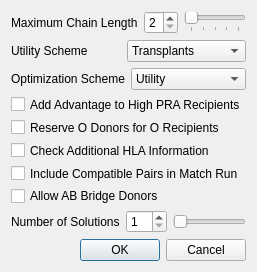
This is KPD GUI/SimParamDialog.ui in mathieubray/KPDGUI as Qt 5 draws it before an edit. The edited form follows.
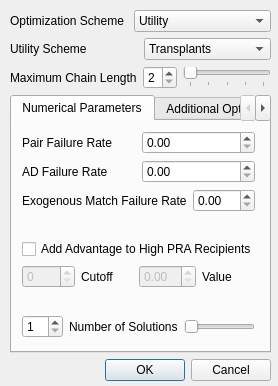
This is the edited form.

```diff
--- a/KPD GUI/SimParamDialog.ui
+++ b/KPD GUI/SimParamDialog.ui
@@ -6,110 +6,35 @@
    <rect>
     <x>0</x>
     <y>0</y>
-    <width>257</width>
-    <height>272</height>
+    <width>278</width>
+    <height>386</height>
    </rect>
   </property>
   <property name="minimumSize">
    <size>
-    <width>257</width>
-    <height>272</height>
+    <width>0</width>
+    <height>0</height>
    </size>
   </property>
   <property name="maximumSize">
    <size>
-    <width>257</width>
-    <height>272</height>
+    <width>10000000</width>
+    <height>10000000</height>
    </size>
   </property>
   <property name="windowTitle">
    <string>Set Parameters</string>
   </property>
-  <layout class="QVBoxLayout" name="verticalLayout">
-   <item>
-    <layout class="QHBoxLayout" name="horizontalLayout">
-     <item>
-      <widget class="QLabel" name="chainLengthLabel">
-       <property name="text">
-        <string>Maximum Chain Length</string>
-       </property>
-       <property name="buddy">
-        <cstring>chainLengthSpinBox</cstring>
-       </property>
-      </widget>
-     </item>
-     <item>
-      <widget class="QSpinBox" name="chainLengthSpinBox">
-       <property name="minimum">
-        <number>2</number>
-       </property>
-       <property name="maximum">
-        <number>6</number>
-       </property>
-      </widget>
-     </item>
-     <item>
-      <widget class="QSlider" name="chainLengthSlider">
-       <property name="minimum">
-        <number>2</number>
-       </property>
-       <property name="maximum">
-        <number>6</number>
-       </property>
-       <property name="pageStep">
-        <number>2</number>
-       </property>
-       <property name="orientation">
-        <enum>Qt::Horizontal</enum>
-       </property>
-       <property name="tickPosition">
-        <enum>QSlider::TicksBelow</enum>
-       </property>
-       <property name="tickInterval">
-        <number>1</number>
-       </property>
-      </widget>
-     </item>
-    </layout>
-   </item>
-   <item>
-    <layout class="QHBoxLayout" name="horizontalLayout_2">
-     <item>
-      <widget class="QLabel" name="utilLabel">
-       <property name="text">
-        <string>Utility Scheme</string>
-       </property>
-       <property name="buddy">
-        <cstring>utilComboBox</cstring>
-       </property>
-      </widget>
-     </item>
-     <item>
-      <widget class="QComboBox" name="utilComboBox">
-       <item>
-        <property name="text">
-         <string>Transplants</string>
-        </property>
-       </item>
-       <item>
-        <property name="text">
-         <string>5 Year Survival</string>
-        </property>
-       </item>
-       <item>
-        <property name="text">
-         <string>10 Year Survival</string>
-        </property>
-       </item>
-       <item>
-        <property name="text">
-         <string>Score</string>
-        </property>
-       </item>
-      </widget>
-     </item>
-    </layout>
-   </item>
+  <widget class="QWidget" name="layoutWidget">
+   <property name="geometry">
+    <rect>
+     <x>10</x>
+     <y>10</y>
+     <width>261</width>
+     <height>371</height>
+    </rect>
+   </property>
+   <layout class="QVBoxLayout" name="verticalLayout_3">
    <item>
     <layout class="QHBoxLayout" name="horizontalLayout_3">
      <item>
@@ -149,7 +74,202 @@
     </layout>
    </item>
    <item>
-    <layout class="QVBoxLayout" name="advVerticalLayout">
+     <layout class="QHBoxLayout" name="horizontalLayout_2">
+      <item>
+       <widget class="QLabel" name="utilLabel">
+        <property name="text">
+         <string>Utility Scheme</string>
+        </property>
+        <property name="buddy">
+         <cstring>utilComboBox</cstring>
+        </property>
+       </widget>
+      </item>
+      <item>
+       <widget class="QComboBox" name="utilComboBox">
+        <item>
+         <property name="text">
+          <string>Transplants</string>
+         </property>
+        </item>
+        <item>
+         <property name="text">
+          <string>5 Year Survival</string>
+         </property>
+        </item>
+        <item>
+         <property name="text">
+          <string>10 Year Survival</string>
+         </property>
+        </item>
+        <item>
+         <property name="text">
+          <string>Score</string>
+         </property>
+        </item>
+       </widget>
+      </item>
+     </layout>
+    </item>
+    <item>
+     <layout class="QHBoxLayout" name="horizontalLayout">
+      <item>
+       <widget class="QLabel" name="chainLengthLabel">
+        <property name="text">
+         <string>Maximum Chain Length</string>
+        </property>
+        <property name="buddy">
+         <cstring>chainLengthSpinBox</cstring>
+        </property>
+       </widget>
+      </item>
+      <item>
+       <widget class="QSpinBox" name="chainLengthSpinBox">
+        <property name="minimum">
+         <number>2</number>
+        </property>
+        <property name="maximum">
+         <number>6</number>
+        </property>
+       </widget>
+      </item>
+      <item>
+       <widget class="QSlider" name="chainLengthSlider">
+        <property name="minimum">
+         <number>2</number>
+        </property>
+        <property name="maximum">
+         <number>6</number>
+        </property>
+        <property name="pageStep">
+         <number>2</number>
+        </property>
+        <property name="orientation">
+         <enum>Qt::Horizontal</enum>
+        </property>
+        <property name="tickPosition">
+         <enum>QSlider::TicksBelow</enum>
+        </property>
+        <property name="tickInterval">
+         <number>1</number>
+        </property>
+       </widget>
+      </item>
+     </layout>
+    </item>
+    <item>
+     <widget class="QTabWidget" name="tabWidget">
+      <property name="currentIndex">
+       <number>0</number>
+      </property>
+      <widget class="QWidget" name="tab">
+       <attribute name="title">
+        <string>Numerical Parameters</string>
+       </attribute>
+       <widget class="QWidget" name="layoutWidget">
+        <property name="geometry">
+         <rect>
+          <x>10</x>
+          <y>10</y>
+          <width>233</width>
+          <height>207</height>
+         </rect>
+        </property>
+        <layout class="QVBoxLayout" name="verticalLayout_2">
+         <item>
+          <layout class="QHBoxLayout" name="horizontalLayout_6">
+           <item>
+            <widget class="QLabel" name="pairFailureRateLabel">
+             <property name="text">
+              <string>Pair Failure Rate</string>
+             </property>
+             <property name="buddy">
+              <cstring>chainLengthSpinBox</cstring>
+             </property>
+            </widget>
+           </item>
+           <item>
+            <widget class="QDoubleSpinBox" name="pairFailureRateSpinBox">
+             <property name="decimals">
+              <number>2</number>
+             </property>
+             <property name="maximum">
+              <double>1.000000000000000</double>
+             </property>
+             <property name="singleStep">
+              <double>0.100000000000000</double>
+             </property>
+            </widget>
+           </item>
+          </layout>
+         </item>
+         <item>
+          <layout class="QHBoxLayout" name="horizontalLayout_8">
+           <item>
+            <widget class="QLabel" name="adFailureRateLabel">
+             <property name="text">
+              <string>AD Failure Rate</string>
+             </property>
+             <property name="buddy">
+              <cstring>chainLengthSpinBox</cstring>
+             </property>
+            </widget>
+           </item>
+           <item>
+            <widget class="QDoubleSpinBox" name="adFailureRateSpinBox">
+             <property name="decimals">
+              <number>2</number>
+             </property>
+             <property name="maximum">
+              <double>1.000000000000000</double>
+             </property>
+             <property name="singleStep">
+              <double>0.100000000000000</double>
+             </property>
+            </widget>
+           </item>
+          </layout>
+         </item>
+         <item>
+          <layout class="QHBoxLayout" name="horizontalLayout_9">
+           <item>
+            <widget class="QLabel" name="exogenousFailureRateLabel">
+             <property name="text">
+              <string>Exogenous Match Failure Rate</string>
+             </property>
+             <property name="buddy">
+              <cstring>chainLengthSpinBox</cstring>
+             </property>
+            </widget>
+           </item>
+           <item>
+            <widget class="QDoubleSpinBox" name="exogenousFailureRateSpinBox">
+             <property name="decimals">
+              <number>2</number>
+             </property>
+             <property name="maximum">
+              <double>1.000000000000000</double>
+             </property>
+             <property name="singleStep">
+              <double>0.100000000000000</double>
+             </property>
+            </widget>
+           </item>
+          </layout>
+         </item>
+         <item>
+          <spacer name="verticalSpacer">
+           <property name="orientation">
+            <enum>Qt::Vertical</enum>
+           </property>
+           <property name="sizeHint" stdset="0">
+            <size>
+             <width>18</width>
+             <height>18</height>
+            </size>
+           </property>
+          </spacer>
+         </item>
      <item>
       <widget class="QCheckBox" name="praBox">
        <property name="text">
@@ -158,6 +278,153 @@
       </widget>
      </item>
      <item>
+          <layout class="QHBoxLayout" name="horizontalLayout_10">
+           <item>
+            <widget class="QSpinBox" name="praCutoffSpinBox">
+             <property name="enabled">
+              <bool>false</bool>
+             </property>
+             <property name="maximum">
+              <number>100</number>
+             </property>
+             <property name="singleStep">
+              <number>10</number>
+             </property>
+            </widget>
+           </item>
+           <item>
+            <widget class="QLabel" name="praCutoffLabel">
+             <property name="text">
+              <string>Cutoff</string>
+             </property>
+            </widget>
+           </item>
+           <item>
+            <widget class="QDoubleSpinBox" name="praAdvantageSpinBox">
+             <property name="enabled">
+              <bool>false</bool>
+             </property>
+             <property name="maximum">
+              <double>10.000000000000000</double>
+             </property>
+            </widget>
+           </item>
+           <item>
+            <widget class="QLabel" name="praAdvantageLabel">
+             <property name="text">
+              <string>Value</string>
+             </property>
+            </widget>
+           </item>
+          </layout>
+         </item>
+         <item>
+          <spacer name="verticalSpacer_2">
+           <property name="orientation">
+            <enum>Qt::Vertical</enum>
+           </property>
+           <property name="sizeHint" stdset="0">
+            <size>
+             <width>18</width>
+             <height>18</height>
+            </size>
+           </property>
+          </spacer>
+         </item>
+         <item>
+          <layout class="QHBoxLayout" name="horizontalLayout_5">
+           <item>
+            <widget class="QSpinBox" name="solutionsSpinBox">
+             <property name="minimum">
+              <number>1</number>
+             </property>
+             <property name="maximum">
+              <number>25</number>
+             </property>
+             <property name="value">
+              <number>1</number>
+             </property>
+            </widget>
+           </item>
+           <item>
+            <widget class="QLabel" name="solutionsLabel">
+             <property name="text">
+              <string>Number of Solutions</string>
+             </property>
+             <property name="buddy">
+              <cstring>solutionsSpinBox</cstring>
+             </property>
+            </widget>
+           </item>
+           <item>
+            <widget class="QSlider" name="solutionsSlider">
+             <property name="minimum">
+              <number>1</number>
+             </property>
+             <property name="maximum">
+              <number>25</number>
+             </property>
+             <property name="pageStep">
+              <number>2</number>
+             </property>
+             <property name="value">
+              <number>1</number>
+             </property>
+             <property name="orientation">
+              <enum>Qt::Horizontal</enum>
+             </property>
+            </widget>
+           </item>
+          </layout>
+         </item>
+        </layout>
+       </widget>
+      </widget>
+      <widget class="QWidget" name="tab_2">
+       <attribute name="title">
+        <string>Additional Options</string>
+       </attribute>
+       <widget class="QWidget" name="layoutWidget">
+        <property name="geometry">
+         <rect>
+          <x>10</x>
+          <y>11</y>
+          <width>219</width>
+          <height>139</height>
+         </rect>
+        </property>
+        <layout class="QVBoxLayout" name="verticalLayout">
+         <item>
+          <layout class="QHBoxLayout" name="horizontalLayout_11">
+           <item>
+            <widget class="QLabel" name="label_3">
+             <property name="text">
+              <string>Chains Are Stored:</string>
+             </property>
+            </widget>
+           </item>
+           <item>
+            <widget class="QComboBox" name="chainStorageComboBox">
+             <item>
+              <property name="text">
+               <string>As They Are Found</string>
+              </property>
+             </item>
+             <item>
+              <property name="text">
+               <string>First</string>
+              </property>
+             </item>
+             <item>
+              <property name="text">
+               <string>Last</string>
+              </property>
+             </item>
+            </widget>
+           </item>
+          </layout>
+         </item>
+         <item>
       <widget class="QCheckBox" name="reserveOtoOBox">
        <property name="text">
         <string>Reserve O Donors for O Recipients</string>
@@ -179,59 +446,23 @@
       </widget>
      </item>
      <item>
-      <widget class="QCheckBox" name="allowABBox">
+          <widget class="QCheckBox" name="excludeABDonorsBox">
+           <property name="text">
+            <string>Exclude AB Donors from Simulation</string>
+           </property>
+          </widget>
+         </item>
+         <item>
+          <widget class="QCheckBox" name="allowABBridgeBox">
        <property name="text">
         <string>Allow AB Bridge Donors</string>
        </property>
       </widget>
      </item>
     </layout>
-   </item>
-   <item>
-    <layout class="QHBoxLayout" name="horizontalLayout_5">
-     <item>
-      <widget class="QLabel" name="tiebreakLabel">
-       <property name="text">
-        <string>Number of Solutions</string>
-       </property>
-       <property name="buddy">
-        <cstring>tiebreakBox</cstring>
-       </property>
-      </widget>
-     </item>
-     <item>
-      <widget class="QSpinBox" name="tiebreakBox">
-       <property name="minimum">
-        <number>1</number>
-       </property>
-       <property name="maximum">
-        <number>25</number>
-       </property>
-       <property name="value">
-        <number>1</number>
-       </property>
+       </widget>
       </widget>
-     </item>
-     <item>
-      <widget class="QSlider" name="tiebreakSlider">
-       <property name="minimum">
-        <number>1</number>
-       </property>
-       <property name="maximum">
-        <number>25</number>
-       </property>
-       <property name="pageStep">
-        <number>2</number>
-       </property>
-       <property name="value">
-        <number>1</number>
-       </property>
-       <property name="orientation">
-        <enum>Qt::Horizontal</enum>
-       </property>
-      </widget>
-     </item>
-    </layout>
+     </widget>
    </item>
    <item>
     <layout class="QHBoxLayout" name="horizontalLayout_4">
@@ -262,6 +493,7 @@
    </item>
   </layout>
  </widget>
+ </widget>
  <tabstops>
   <tabstop>chainLengthSpinBox</tabstop>
   <tabstop>chainLengthSlider</tabstop>
```
Left out of the diff: 86 changed lines with no effect on the pictures. Lines whose indentation alone changed are shown as unchanged.
